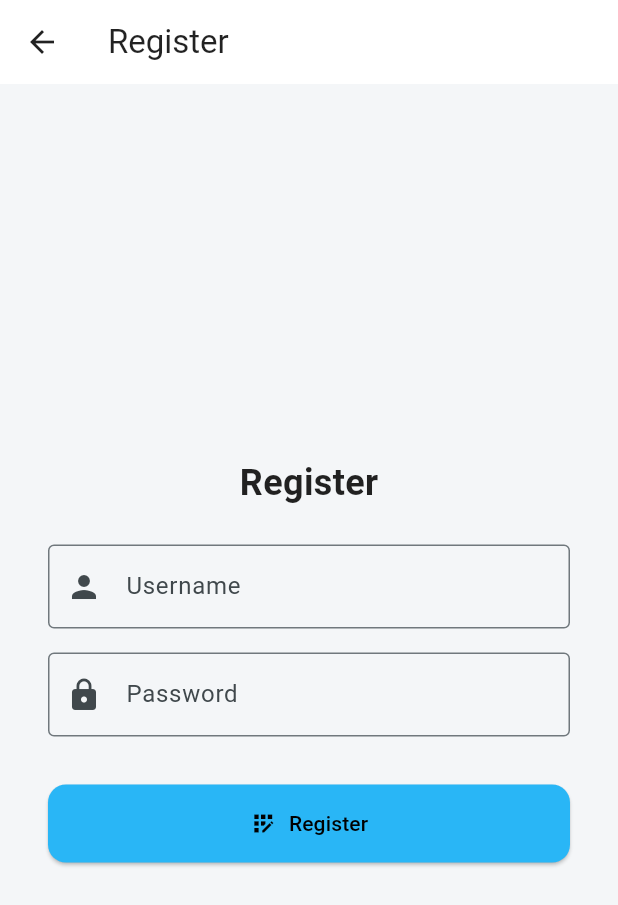
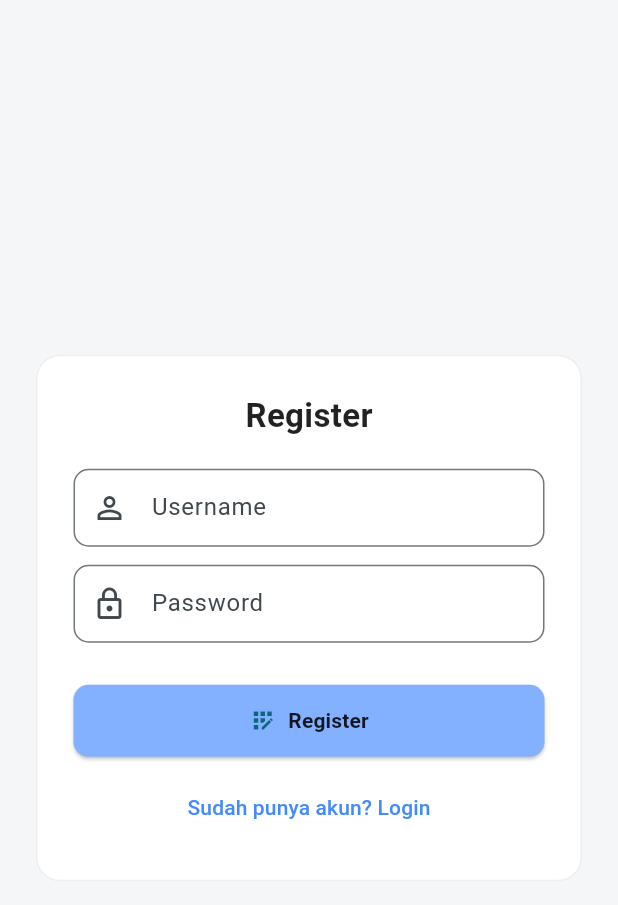
Before and after one commit to ryankananyola/LatRes_TPM, a Flutter app: the RegisterPage screen opened by its route, on a phone screen of 412 x 824 dp. Shown: the top 905 px of the screen. Run offline on Flutter 3.47's test engine with Material 3 defaults, Android fonts, the light colour scheme and no system bars; our stand-ins replace shared_preferences; accounts and stored records are empty.

Commit message:
finished project

```diff
--- a/latres_198/lib/pages/register_page.dart
+++ b/latres_198/lib/pages/register_page.dart
@@ -88,17 +88,18 @@ class _RegisterPageState extends State<RegisterPage>
   Widget build(BuildContext context) {
     return Scaffold(
       backgroundColor: const Color(0xFFF4F6F8),
-      appBar: AppBar(
-        title: const Text('Register'),
-        backgroundColor: Colors.white,
-        foregroundColor: Colors.black87,
-        elevation: 0,
-      ),
       body: Center(
         child: FadeTransition(
           opacity: _fadeAnimation,
           child: SingleChildScrollView(
-            padding: const EdgeInsets.symmetric(horizontal: 32, vertical: 16),
+            padding: const EdgeInsets.all(24),
+            child: Container(
+              padding: const EdgeInsets.all(24),
+              decoration: BoxDecoration(
+                color: Colors.white,
+                borderRadius: BorderRadius.circular(16),
+                border: Border.all(color: Colors.grey.shade200),
+              ),
               child: Form(
                 key: _formKey,
                 child: Column(
@@ -107,39 +108,45 @@ class _RegisterPageState extends State<RegisterPage>
                     const Text(
                       'Register',
                       style: TextStyle(
-                      fontSize: 24,
-                      fontWeight: FontWeight.bold,
+                        fontSize: 22,
+                        fontWeight: FontWeight.w600,
                         color: Colors.black87,
                       ),
                     ),
-                  const SizedBox(height: 24),
+                    const SizedBox(height: 20),
                     TextFormField(
                       controller: _usernameController,
-                    decoration: const InputDecoration(
-                      labelText: 'Username',
-                      prefixIcon: Icon(Icons.person),
-                      border: OutlineInputBorder(),
+                      decoration: InputDecoration(
+                        hintText: 'Username',
+                        prefixIcon: const Icon(Icons.person_outline),
+                        contentPadding: const EdgeInsets.symmetric(vertical: 14),
+                        border: OutlineInputBorder(
+                          borderRadius: BorderRadius.circular(10),
+                        ),
                       ),
                       validator: (value) =>
-                        value == null || value.isEmpty ? 'Masukkan username' : null,
+                          value == null || value.isEmpty ? 'Username wajib diisi' : null,
                     ),
-                  const SizedBox(height: 16),
+                    const SizedBox(height: 12),
                     TextFormField(
                       controller: _passwordController,
                       obscureText: true,
-                    decoration: const InputDecoration(
-                      labelText: 'Password',
-                      prefixIcon: Icon(Icons.lock),
-                      border: OutlineInputBorder(),
+                      decoration: InputDecoration(
+                        hintText: 'Password',
+                        prefixIcon: const Icon(Icons.lock_outline),
+                        contentPadding: const EdgeInsets.symmetric(vertical: 14),
+                        border: OutlineInputBorder(
+                          borderRadius: BorderRadius.circular(10),
+                        ),
                       ),
                       validator: (value) =>
-                        value == null || value.isEmpty ? 'Masukkan password' : null,
+                          value == null || value.isEmpty ? 'Password wajib diisi' : null,
                     ),
-                  const SizedBox(height: 20),
+                    const SizedBox(height: 16),
                     if (_errorMessage != null)
                       Text(
                         _errorMessage!,
-                      style: const TextStyle(color: Colors.red),
+                        style: const TextStyle(color: Colors.redAccent),
                       ),
                     const SizedBox(height: 12),
                     SizedBox(
@@ -147,24 +154,40 @@ class _RegisterPageState extends State<RegisterPage>
                       child: ElevatedButton.icon(
                         icon: _isLoading
                             ? const SizedBox(
-                              width: 16,
-                              height: 16,
+                                width: 18,
+                                height: 18,
                                 child: CircularProgressIndicator(
                                   strokeWidth: 2,
                                   color: Colors.white,
                                 ),
                               )
                             : const Icon(Icons.app_registration),
-                      label: Text(_isLoading ? 'Registering...' : 'Register'),
+                        label: Text(
+                          _isLoading ? 'Registering...' : 'Register',
+                          style: const TextStyle(
+                            fontSize: 14,
+                            fontWeight: FontWeight.bold,
+                            color: Colors.black87,
+                          ),
+                        ),
                         onPressed: _isLoading ? null : _register,
                         style: ElevatedButton.styleFrom(
-                        backgroundColor: Colors.lightBlue[400],
-                        foregroundColor: const Color.fromARGB(255, 0, 0, 0),
-                        padding: const EdgeInsets.symmetric(vertical: 16),
+                          backgroundColor: const Color.fromARGB(255, 131, 176, 255),
+                          padding: const EdgeInsets.symmetric(vertical: 14),
                           shape: RoundedRectangleBorder(
-                          borderRadius: BorderRadius.circular(12),
+                            borderRadius: BorderRadius.circular(10),
                           ),
                         ),
+                      ),
+                    ),
+                    const SizedBox(height: 10),
+                    TextButton(
+                      onPressed: () {
+                        Navigator.pop(context);
+                      },
+                      child: const Text(
+                        'Sudah punya akun? Login',
+                        style: TextStyle(color: Colors.blueAccent),
                       ),
                     ),
                   ],
@@ -173,6 +196,7 @@ class _RegisterPageState extends State<RegisterPage>
             ),
           ),
         ),
+      ),
     );
   }
 }
--- a/latres_198/lib/services/favorite_service.dart
+++ b/latres_198/lib/services/favorite_service.dart
@@ -1,31 +1,38 @@
 import 'dart:convert';
 import 'package:shared_preferences/shared_preferences.dart';
 import '../models/restaurant_model.dart';
+import 'auth_preferences.dart';
 
 class FavoriteService {
-  static const _key = 'favorite_restaurants';
+  static Future<String> _getUserKey() async {
+    final username = await AuthPreferences.getUsername();
+    return 'favorite_restaurants_$username';
+  }
 
   static Future<void> addFavorite(Restaurant restaurant) async {
     final prefs = await SharedPreferences.getInstance();
-    final List<String> favorites = prefs.getStringList(_key) ?? [];
+    final key = await _getUserKey();
+    final List<String> favorites = prefs.getStringList(key) ?? [];
 
     if (!favorites.any((item) => json.decode(item)['id'] == restaurant.id)) {
       favorites.add(json.encode(restaurant.toJson()));
-      await prefs.setStringList(_key, favorites);
+      await prefs.setStringList(key, favorites);
     }
   }
 
   static Future<void> removeFavorite(String id) async {
     final prefs = await SharedPreferences.getInstance();
-    final List<String> favorites = prefs.getStringList(_key) ?? [];
+    final key = await _getUserKey();
+    final List<String> favorites = prefs.getStringList(key) ?? [];
 
     favorites.removeWhere((item) => json.decode(item)['id'] == id);
-    await prefs.setStringList(_key, favorites);
+    await prefs.setStringList(key, favorites);
   }
 
   static Future<List<Restaurant>> getFavorites() async {
     final prefs = await SharedPreferences.getInstance();
-    final List<String> favorites = prefs.getStringList(_key) ?? [];
+    final key = await _getUserKey();
+    final List<String> favorites = prefs.getStringList(key) ?? [];
 
     return favorites
         .map((item) => Restaurant.fromJson(json.decode(item)))
@@ -34,7 +41,8 @@ class FavoriteService {
 
   static Future<bool> isFavorite(String id) async {
     final prefs = await SharedPreferences.getInstance();
-    final List<String> favorites = prefs.getStringList(_key) ?? [];
+    final key = await _getUserKey();
+    final List<String> favorites = prefs.getStringList(key) ?? [];
 
     return favorites.any((item) => json.decode(item)['id'] == id);
   }
```
Lines whose indentation alone changed are shown as unchanged.
